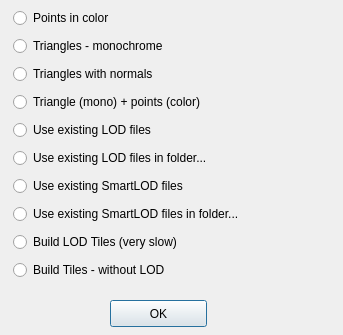
First picture: the form in Src/3DMetrics/choose_loadingmode_dialog.ui, repository IfremerUnderwater/3DMetrics, before the edit.
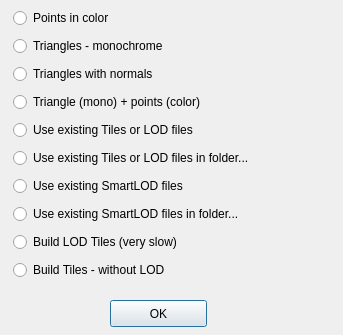
Second picture: the form after the edit.

```diff
--- a/Src/3DMetrics/choose_loadingmode_dialog.ui
+++ b/Src/3DMetrics/choose_loadingmode_dialog.ui
@@ -73,14 +73,14 @@
     <item>
      <widget class="QRadioButton" name="useLODTiles_radio">
       <property name="text">
-       <string>Use existing LOD files</string>
+       <string>Use existing Tiles or LOD files</string>
       </property>
      </widget>
     </item>
     <item>
      <widget class="QRadioButton" name="useLODTilesDir_radio">
       <property name="text">
-       <string>Use existing LOD files in folder...</string>
+       <string>Use existing Tiles or LOD files in folder...</string>
       </property>
      </widget>
     </item>
```
